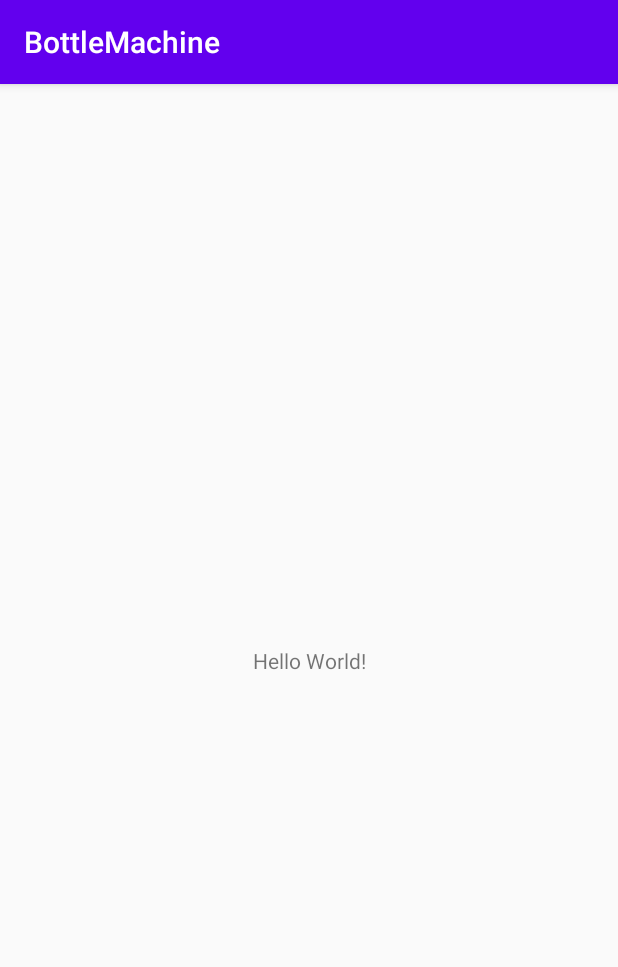
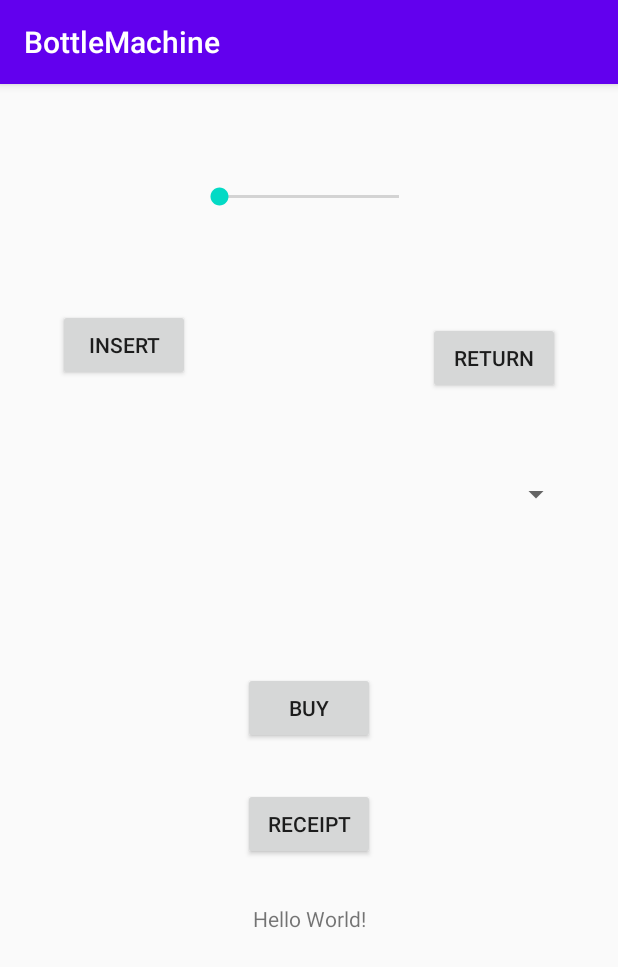
Before and after one commit to Atsolind/week8, an Android app: the screen it shows after launch (MainActivity), on a phone screen of 412 x 824 dp. Shown: the top 967 px of the screen. Run offline under Robolectric (Android 15) with nearby library versions, the phone set to English and light mode, and no system bars.

Commit message:
8.2 UI layout

```diff
--- a/app/src/main/java/com/example/bottlemachine/Bottle.java
+++ b/app/src/main/java/com/example/bottlemachine/Bottle.java
@@ -7,7 +7,7 @@ public class Bottle {
     private double cost;
     private double size;
 
-    public Bottle(String name, String manufacturer, double total_energy, double cost, double size){
+    Bottle(String name, String manufacturer, double total_energy, double cost, double size){
         this.name = name;
         this.manufacturer = manufacturer;
         this.total_energy = total_energy;
@@ -15,7 +15,7 @@ public class Bottle {
         this.size = size;
     }
 
-    public String getName(){
+    String getName(){
         return name;
     }
     public String getManufacturer(){
@@ -24,10 +24,10 @@ public class Bottle {
     public double getEnergy(){
         return total_energy;
     }
-    public double getCost() {
+    double getCost() {
         return cost;
     }
-    public double getSize() {
+    double getSize() {
         return size;
     }
 }
--- a/app/src/main/java/com/example/bottlemachine/BottleDispenser.java
+++ b/app/src/main/java/com/example/bottlemachine/BottleDispenser.java
@@ -7,11 +7,11 @@ public class BottleDispenser {
 
     private int bottles;
     private double money;
-    public ArrayList<Bottle> pullotList;
+    private ArrayList<Bottle> pullotList;
 
     private static BottleDispenser bottleDispenser = new BottleDispenser();
 
-    public static BottleDispenser getInstance(){
+    static BottleDispenser getInstance(){
         return bottleDispenser;
     }
 
@@ -35,19 +35,19 @@ public class BottleDispenser {
         setPullolista(pullot);
     }
 
-    public void setPullolista(ArrayList<Bottle> pullolista) {
+    private void setPullolista(ArrayList<Bottle> pullolista) {
         pullotList = pullolista;
     }
 
-    public ArrayList<Bottle> getPullolista(){
+    private ArrayList<Bottle> getPullolista(){
         return pullotList;
     }
 
-    public double getMoney() {
+    private double getMoney() {
         return money;
     }
 
-    public int getBottles() {
+    private int getBottles() {
         return bottles;
     }
 
@@ -56,7 +56,7 @@ public class BottleDispenser {
         System.out.println("Klink! Added more money!");
     }
 
-    public void printList(ArrayList<Bottle> pullolista) {
+    private void printList(ArrayList<Bottle> pullolista) {
         Bottle currentBottle;
         ArrayList<Bottle> pullotLista = getPullolista();
         for(int i = 0; i < pullotLista.size(); i++) {
--- a/app/src/main/res/layout/activity_main.xml
+++ b/app/src/main/res/layout/activity_main.xml
@@ -7,12 +7,77 @@
     tools:context=".MainActivity">
 
     <TextView
+        android:id="@+id/textView"
         android:layout_width="wrap_content"
         android:layout_height="wrap_content"
         android:text="Hello World!"
         app:layout_constraintBottom_toBottomOf="parent"
         app:layout_constraintLeft_toLeftOf="parent"
         app:layout_constraintRight_toRightOf="parent"
+        app:layout_constraintTop_toTopOf="parent"
+        app:layout_constraintVertical_bias="0.73" />
+
+    <SeekBar
+        android:id="@+id/seekBar"
+        android:layout_width="152dp"
+        android:layout_height="15dp"
+        app:layout_constraintBottom_toTopOf="@+id/moneyButton"
+        app:layout_constraintEnd_toEndOf="parent"
+        app:layout_constraintStart_toStartOf="parent"
         app:layout_constraintTop_toTopOf="parent" />
 
+    <Button
+        android:id="@+id/moneyButton"
+        android:layout_width="wrap_content"
+        android:layout_height="wrap_content"
+        android:layout_marginTop="150dp"
+        android:text="Insert"
+        app:layout_constraintBottom_toTopOf="@+id/textView"
+        app:layout_constraintEnd_toEndOf="parent"
+        app:layout_constraintHorizontal_bias="0.12"
+        app:layout_constraintStart_toStartOf="parent"
+        app:layout_constraintTop_toTopOf="parent"
+        app:layout_constraintVertical_bias="0.0" />
+
+    <Spinner
+        android:id="@+id/spinner"
+        android:layout_width="350dp"
+        android:layout_height="wrap_content"
+        app:layout_constraintBottom_toTopOf="@+id/textView"
+        app:layout_constraintEnd_toEndOf="parent"
+        app:layout_constraintStart_toStartOf="parent"
+        app:layout_constraintTop_toTopOf="parent" />
+
+    <Button
+        android:id="@+id/buyButton"
+        android:layout_width="wrap_content"
+        android:layout_height="wrap_content"
+        android:text="Buy"
+        app:layout_constraintBottom_toTopOf="@+id/textView"
+        app:layout_constraintEnd_toEndOf="parent"
+        app:layout_constraintStart_toStartOf="parent"
+        app:layout_constraintTop_toBottomOf="@+id/spinner" />
+
+    <Button
+        android:id="@+id/returnButton"
+        android:layout_width="wrap_content"
+        android:layout_height="wrap_content"
+        android:text="Return"
+        app:layout_constraintBottom_toTopOf="@+id/spinner"
+        app:layout_constraintEnd_toEndOf="parent"
+        app:layout_constraintHorizontal_bias="0.88"
+        app:layout_constraintStart_toStartOf="parent"
+        app:layout_constraintTop_toBottomOf="@+id/seekBar"
+        app:layout_constraintVertical_bias="0.58000004" />
+
+    <Button
+        android:id="@+id/receiptButton"
+        android:layout_width="wrap_content"
+        android:layout_height="wrap_content"
+        android:text="Receipt"
+        app:layout_constraintBottom_toTopOf="@+id/textView"
+        app:layout_constraintEnd_toEndOf="parent"
+        app:layout_constraintStart_toStartOf="parent"
+        app:layout_constraintTop_toBottomOf="@+id/buyButton" />
+
 </androidx.constraintlayout.widget.ConstraintLayout>
```
